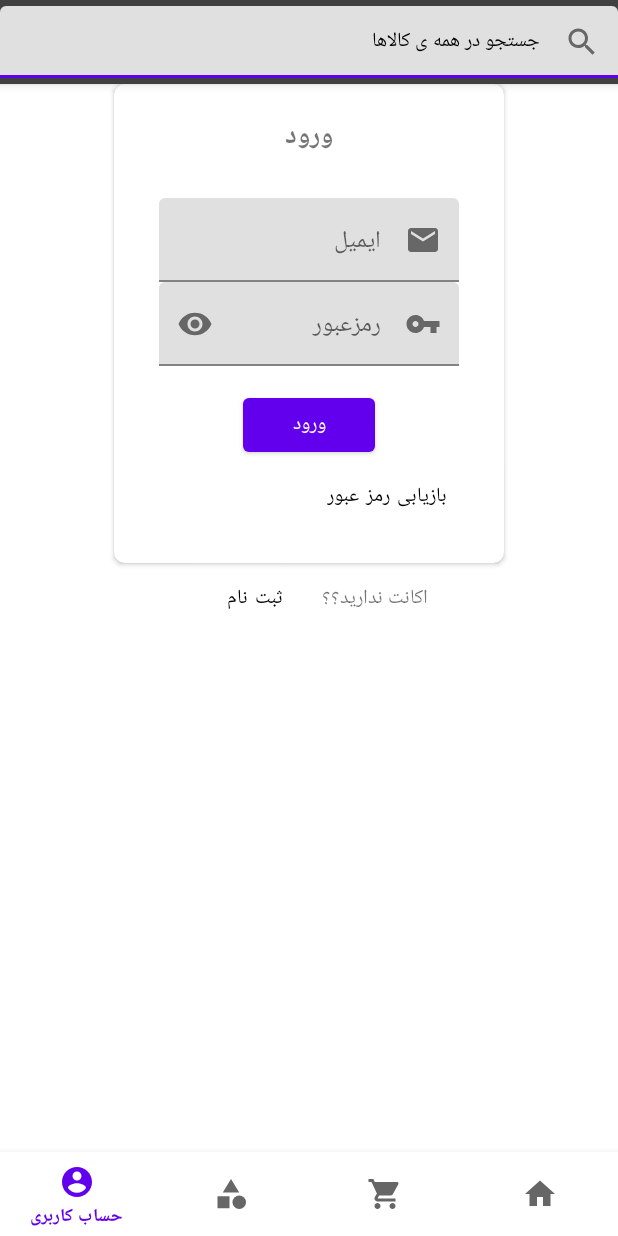
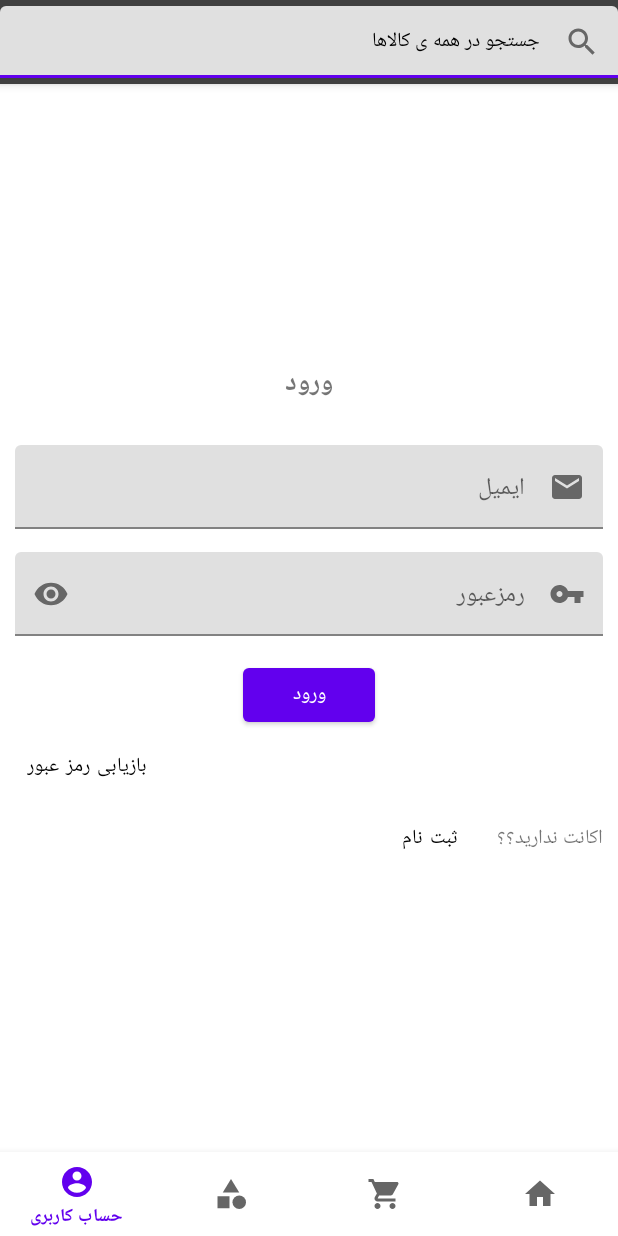
Before and after one commit to sadegh15khedry/onlineAndroidShop, an Android app: the screen it shows after launch (MainActivity), item 4 of the bottom bar chosen, on a phone screen of 412 x 824 dp. Run offline under Robolectric (Android 15) with nearby library versions, the phone set to English and light mode, and no system bars.

Commit message:
signup and login fragment reworked

```diff
--- a/app/src/main/res/layout/fragment_login.xml
+++ b/app/src/main/res/layout/fragment_login.xml
@@ -1,33 +1,22 @@
 <?xml version="1.0" encoding="utf-8"?>
-<RelativeLayout xmlns:android="http://schemas.android.com/apk/res/android"
+<androidx.constraintlayout.widget.ConstraintLayout xmlns:android="http://schemas.android.com/apk/res/android"
+    xmlns:app="http://schemas.android.com/apk/res-auto"
+    xmlns:tools="http://schemas.android.com/tools"
     android:layout_width="match_parent"
     android:layout_height="match_parent">
 
-    <androidx.core.widget.NestedScrollView
-        android:layout_width="match_parent"
-        android:layout_height="wrap_content">
 
     <LinearLayout
+        android:id="@+id/linearLayout"
         android:layout_width="match_parent"
         android:layout_height="wrap_content"
-            android:orientation="vertical">
+        android:orientation="vertical"
+        app:layout_constraintBottom_toBottomOf="parent"
+        app:layout_constraintEnd_toEndOf="parent"
+        app:layout_constraintStart_toStartOf="parent"
+        app:layout_constraintTop_toTopOf="parent"
+        android:paddingHorizontal="@dimen/normal_horizontal_layout_padding">
 
-            <androidx.cardview.widget.CardView xmlns:card_view="http://schemas.android.com/apk/res-auto"
-                android:id="@+id/login_card"
-                android:layout_width="wrap_content"
-                android:layout_height="wrap_content"
-                android:layout_gravity="center"
-                card_view:cardBackgroundColor="@color/white"
-                card_view:cardCornerRadius="7dp">
-
-                <LinearLayout xmlns:app="http://schemas.android.com/apk/res-auto"
-                    android:layout_width="wrap_content"
-                    android:layout_height="wrap_content"
-                    android:layout_marginStart="30dp"
-                    android:layout_marginTop="20dp"
-                    android:layout_marginEnd="30dp"
-                    android:layout_marginBottom="20dp"
-                    android:orientation="vertical">
         <!--title-->
         <TextView
             android:layout_width="wrap_content"
@@ -40,19 +29,20 @@
         <!-- email -->
         <com.google.android.material.textfield.TextInputLayout
             android:id="@+id/textField"
-                        android:layout_width="@dimen/signup_textedit_width"
+            android:layout_width="match_parent"
             android:layout_height="wrap_content"
             android:hint="@string/email_hint"
             app:startIconDrawable="@drawable/ic_baseline_email_24">
 
             <com.google.android.material.textfield.TextInputEditText
                 android:layout_width="match_parent"
-                            android:layout_height="match_parent" />
+                android:layout_height="match_parent"
+                android:layout_marginBottom="15dp"/>
 
         </com.google.android.material.textfield.TextInputLayout>
         <!-- password -->
         <com.google.android.material.textfield.TextInputLayout
-                        android:layout_width="@dimen/signup_textedit_width"
+            android:layout_width="match_parent"
             android:layout_height="wrap_content"
             android:layout_marginBottom="15dp"
             android:hint="@string/password_hint"
@@ -76,29 +66,29 @@
             android:textAlignment="center"
             android:textSize="@dimen/normal_text" />
 
+
         <Button
             android:id="@+id/password_recovery_btn"
             style="@style/Widget.MaterialComponents.Button.TextButton"
             android:layout_width="wrap_content"
             android:layout_height="wrap_content"
+            android:layout_gravity="end"
             android:text="@string/password_recovery_btn"
             android:textColor="@color/black"
             android:textSize="@dimen/normal_text" />
-                </LinearLayout>
-
-            </androidx.cardview.widget.CardView>
 
         <LinearLayout
-                android:layout_width="match_parent"
+            android:layout_width="wrap_content"
             android:layout_height="wrap_content"
-                android:gravity="center"
-                android:orientation="horizontal">
+            android:orientation="horizontal"
+            android:layout_gravity="start">
 
             <TextView
+                android:id="@+id/textView"
                 android:layout_width="wrap_content"
                 android:layout_height="wrap_content"
                 android:text="@string/login_to_signup_des"
-                    android:textSize="@dimen/normal_text" />
+                android:textSize="@dimen/normal_text"/>
 
             <Button
                 android:id="@+id/login_to_signup_btn"
@@ -107,9 +97,9 @@
                 android:layout_height="wrap_content"
                 android:text="@string/login_signup_btn"
                 android:textColor="@color/black"
-                    android:textSize="@dimen/normal_text" />
+                android:textSize="@dimen/normal_text"/>
         </LinearLayout>
     </LinearLayout>
-    </androidx.core.widget.NestedScrollView>
 
-</RelativeLayout>
+
+</androidx.constraintlayout.widget.ConstraintLayout>
--- a/app/src/main/res/values/dimens.xml
+++ b/app/src/main/res/values/dimens.xml
@@ -8,4 +8,5 @@
     <dimen name="heading_2">18sp</dimen>
     <dimen name="heading_3">15sp</dimen>
     <dimen name="signup_textedit_width">200dp</dimen>
+    <dimen name="normal_horizontal_layout_padding">10dp</dimen>
 </resources>
```
Also changed, not shown: app/src/main/res/layout/fragment_signup.xml (+14 -18 lines). Lines whose indentation alone changed are shown as unchanged.
